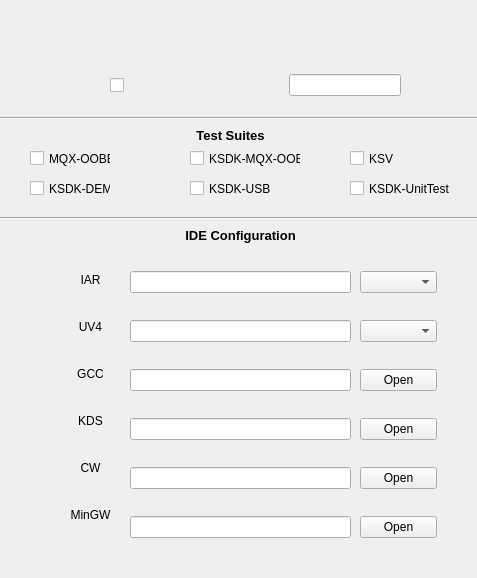
lingxia/station_gui, file src/designer_window/buildConfigUi.ui: the form before one commit.
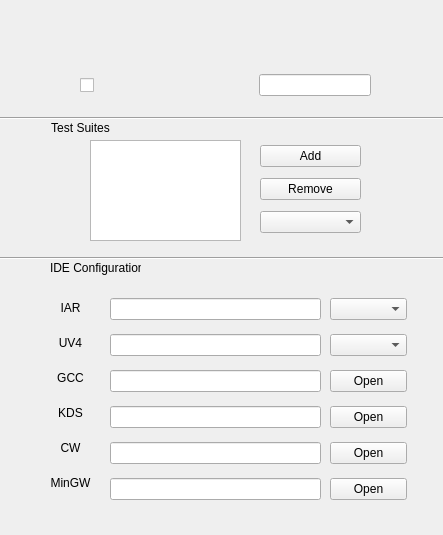
The form after the commit. Icons and pictures are not drawn.

The edit to the form file:
```diff
--- a/src/designer_window/buildConfigUi.ui
+++ b/src/designer_window/buildConfigUi.ui
@@ -6,8 +6,8 @@
    <rect>
     <x>0</x>
     <y>0</y>
-    <width>477</width>
-    <height>578</height>
+    <width>443</width>
+    <height>535</height>
    </rect>
   </property>
   <property name="windowTitle">
@@ -26,7 +26,7 @@
   <widget class="QWidget" name="horizontalLayoutWidget">
    <property name="geometry">
     <rect>
-     <x>110</x>
+     <x>80</x>
      <y>60</y>
      <width>291</width>
      <height>51</height>
@@ -117,26 +117,26 @@
   <widget class="QLabel" name="ideLabel">
    <property name="geometry">
     <rect>
-     <x>140</x>
-     <y>220</y>
-     <width>201</width>
-     <height>31</height>
+     <x>50</x>
+     <y>260</y>
+     <width>91</width>
+     <height>16</height>
     </rect>
    </property>
    <property name="statusTip">
     <string>Configurate the IDEs that needed</string>
    </property>
    <property name="text">
-    <string>&lt;html&gt;&lt;head/&gt;&lt;body&gt;&lt;p align=&quot;center&quot;&gt;&lt;span style=&quot; font-size:10pt; font-weight:600;&quot;&gt;IDE Configuration&lt;/span&gt;&lt;/p&gt;&lt;/body&gt;&lt;/html&gt;</string>
+    <string>&lt;html&gt;&lt;head/&gt;&lt;body&gt;&lt;p align=&quot;center&quot;&gt;IDE Configuration&lt;/p&gt;&lt;/body&gt;&lt;/html&gt;</string>
    </property>
   </widget>
   <widget class="QWidget" name="verticalLayoutWidget">
    <property name="geometry">
     <rect>
-     <x>50</x>
-     <y>250</y>
+     <x>30</x>
+     <y>290</y>
      <width>81</width>
-     <height>301</height>
+     <height>211</height>
     </rect>
    </property>
    <layout class="QVBoxLayout" name="ideVLayout">
@@ -289,10 +289,10 @@
   <widget class="QWidget" name="verticalLayoutWidget_2">
    <property name="geometry">
     <rect>
-     <x>130</x>
-     <y>250</y>
-     <width>221</width>
-     <height>311</height>
+     <x>110</x>
+     <y>290</y>
+     <width>211</width>
+     <height>221</height>
     </rect>
    </property>
    <layout class="QVBoxLayout" name="ideLineEditVLayout">
@@ -343,10 +343,10 @@
   <widget class="QWidget" name="verticalLayoutWidget_3">
    <property name="geometry">
     <rect>
-     <x>360</x>
-     <y>250</y>
+     <x>330</x>
+     <y>290</y>
      <width>77</width>
-     <height>311</height>
+     <height>221</height>
     </rect>
    </property>
    <layout class="QVBoxLayout" name="ideComboBoxVLayout">
@@ -409,8 +409,8 @@
   <widget class="Line" name="line">
    <property name="geometry">
     <rect>
-     <x>0</x>
-     <y>210</y>
+     <x>-10</x>
+     <y>250</y>
      <width>481</width>
      <height>16</height>
     </rect>
@@ -422,96 +422,81 @@
   <widget class="QLabel" name="suiteLabel">
    <property name="geometry">
     <rect>
-     <x>190</x>
+     <x>50</x>
      <y>120</y>
-     <width>81</width>
-     <height>31</height>
+     <width>61</width>
+     <height>16</height>
     </rect>
    </property>
    <property name="statusTip">
     <string>Select the test suites that you need</string>
    </property>
    <property name="text">
-    <string>&lt;html&gt;&lt;head/&gt;&lt;body&gt;&lt;p align=&quot;center&quot;&gt;&lt;span style=&quot; font-size:10pt; font-weight:600;&quot;&gt;Test Suites&lt;/span&gt;&lt;/p&gt;&lt;/body&gt;&lt;/html&gt;</string>
+    <string>&lt;html&gt;&lt;head/&gt;&lt;body&gt;&lt;p align=&quot;center&quot;&gt;Test Suites&lt;/p&gt;&lt;/body&gt;&lt;/html&gt;</string>
    </property>
   </widget>
-  <widget class="QCheckBox" name="oobeCheckBox">
+  <widget class="QTreeWidget" name="testsuiteTreeWidget">
    <property name="geometry">
     <rect>
-     <x>30</x>
-     <y>150</y>
-     <width>81</width>
-     <height>17</height>
+     <x>90</x>
+     <y>140</y>
+     <width>151</width>
+     <height>101</height>
     </rect>
    </property>
-   <property name="text">
-    <string>MQX-OOBE</string>
+   <property name="statusTip">
+    <string>Test Suite you have selected</string>
    </property>
-  </widget>
-  <widget class="QCheckBox" name="ksvCheckBox">
-   <property name="geometry">
-    <rect>
-     <x>350</x>
-     <y>150</y>
-     <width>81</width>
-     <height>17</height>
-    </rect>
+   <property name="textElideMode">
+    <enum>Qt::ElideLeft</enum>
    </property>
-   <property name="text">
-    <string>KSV</string>
-   </property>
+   <attribute name="headerVisible">
+    <bool>false</bool>
+   </attribute>
+   <column>
+    <property name="text">
+     <string>Test Suite</string>
+    </property>
+   </column>
   </widget>
-  <widget class="QCheckBox" name="ksdkoobeCheckBox">
+  <widget class="QWidget" name="verticalLayoutWidget_4">
    <property name="geometry">
     <rect>
-     <x>190</x>
-     <y>150</y>
-     <width>111</width>
-     <height>17</height>
-    </rect>
-   </property>
-   <property name="text">
-    <string>KSDK-MQX-OOBE</string>
-   </property>
-  </widget>
-  <widget class="QCheckBox" name="unittestCheckBox">
-   <property name="geometry">
-    <rect>
-     <x>350</x>
-     <y>180</y>
+     <x>260</x>
+     <y>140</y>
      <width>101</width>
-     <height>17</height>
+     <height>101</height>
     </rect>
    </property>
-   <property name="text">
-    <string>KSDK-UnitTest</string>
-   </property>
-  </widget>
-  <widget class="QCheckBox" name="usbCheckBox">
-   <property name="geometry">
-    <rect>
-     <x>190</x>
-     <y>180</y>
-     <width>81</width>
-     <height>17</height>
-    </rect>
-   </property>
-   <property name="text">
-    <string>KSDK-USB</string>
-   </property>
-  </widget>
-  <widget class="QCheckBox" name="demoCheckBox">
-   <property name="geometry">
-    <rect>
-     <x>30</x>
-     <y>180</y>
-     <width>81</width>
-     <height>17</height>
-    </rect>
-   </property>
-   <property name="text">
-    <string>KSDK-DEMO</string>
-   </property>
+   <layout class="QVBoxLayout" name="verticalLayout">
+    <item>
+     <widget class="QPushButton" name="testSuiteAddButton">
+      <property name="statusTip">
+       <string>Add the test suites you have selected</string>
+      </property>
+      <property name="text">
+       <string>Add</string>
+      </property>
+     </widget>
+    </item>
+    <item>
+     <widget class="QPushButton" name="testSuiteRemoveButton">
+      <property name="statusTip">
+       <string>Remove the test suite you have selected</string>
+      </property>
+      <property name="text">
+       <string>Remove</string>
+      </property>
+     </widget>
+    </item>
+    <item>
+     <widget class="QComboBox" name="testSuiteComboBox">
+      <property name="statusTip">
+       <string>Select test suite you need</string>
+      </property>
+     </widget>
+    </item>
+   </layout>
   </widget>
  </widget>
  <tabstops>
```
